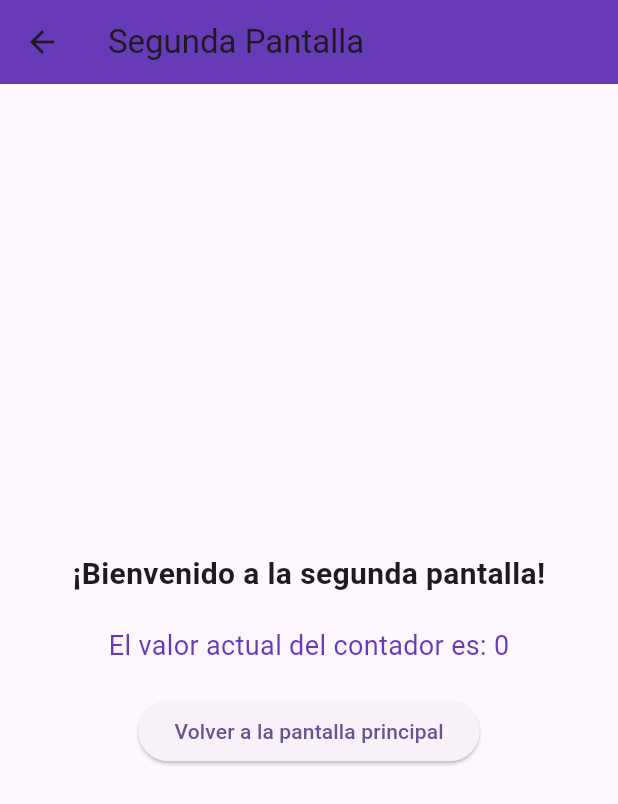
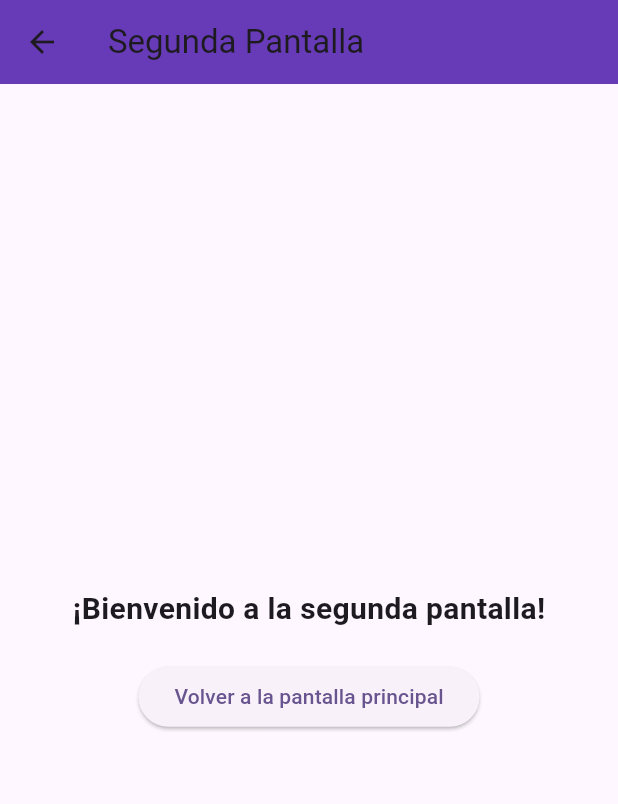
Before and after one commit to JGerardoToledoR/Historial_de_Contador, a Flutter app: the screen it shows after launch, after a tap on "Ir a segunda pantalla", on a phone screen of 412 x 824 dp. Shown: the top 804 px of the screen. Run offline on Flutter 3.47's test engine with Material 3 defaults, Android fonts, the phone set to English and light mode, and no system bars.

Commit message:
[ADD] No se pudo hacer lo de pasar el contador lol

```diff
--- a/historial_contador/lib/main.dart
+++ b/historial_contador/lib/main.dart
@@ -113,14 +113,14 @@ class _MyHomePageState extends State<MyHomePage> {
 
             const SizedBox(height: 20),
 
-            // Botón para cambiar a la segunda pantalla y pasar el contador
+            // Botón para cambiar a la segunda pantalla
             ElevatedButton(
               onPressed: () {
                 Navigator.push(
                   context,
                   MaterialPageRoute(
-                    builder: (context) => SecondPage(counterValue: _counter),
-                  ),
+                    builder: (context) => const SecondPage()
+                    ),
                 );
               },
               child: const Text("Ir a segunda pantalla"),
--- a/historial_contador/lib/second_page.dart
+++ b/historial_contador/lib/second_page.dart
@@ -1,9 +1,7 @@
 import 'package:flutter/material.dart';
 
 class SecondPage extends StatelessWidget {
-  final int counterValue; // Recibe el valor del contador
-
-  const SecondPage({super.key, required this.counterValue});
+  const SecondPage({super.key});
 
   @override
   Widget build(BuildContext context) {
@@ -21,17 +19,9 @@ class SecondPage extends StatelessWidget {
               style: TextStyle(fontSize: 20, fontWeight: FontWeight.bold),
             ),
             const SizedBox(height: 20),
-
-            // Mostrar el valor que viene desde la primera pantalla
-            Text(
-              "El valor actual del contador es: $counterValue",
-              style: const TextStyle(fontSize: 18, color: Colors.deepPurple),
-            ),
-
-            const SizedBox(height: 20),
             ElevatedButton(
               onPressed: () {
-                Navigator.pop(context);
+                Navigator.pop(context); // Regresar a la pantalla anterior
               },
               child: const Text("Volver a la pantalla principal"),
             ),
```
